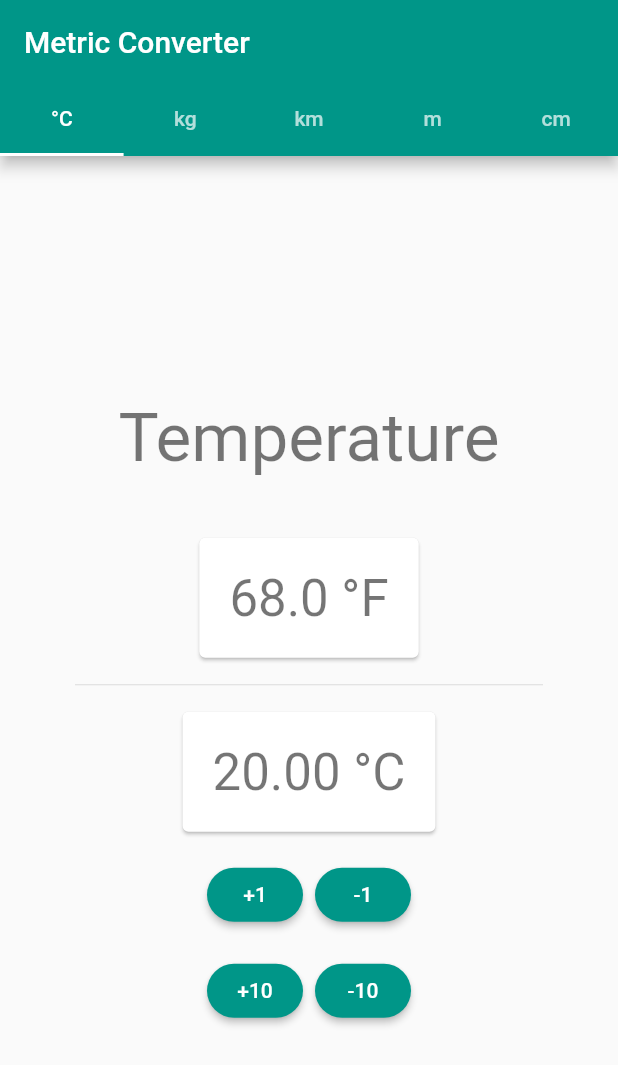
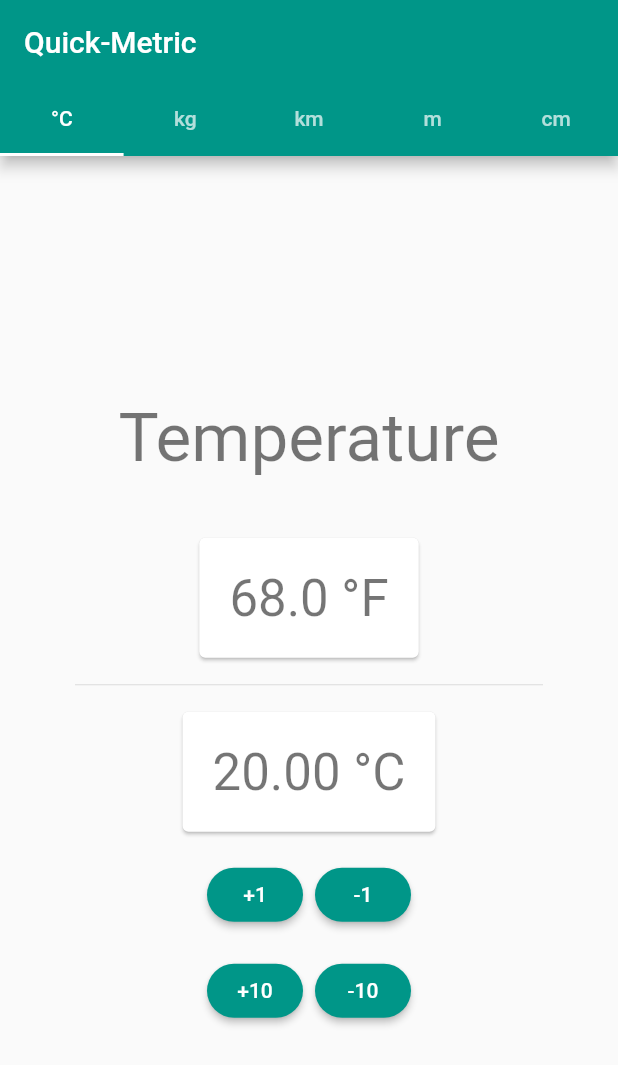
Before and after one commit to jvanord/metric-converter, a Flutter app: the screen it shows after launch, on a phone screen of 412 x 824 dp. Shown: the top 1065 px of the screen. Run offline on Flutter 3.47's test engine with Material 2 defaults, Android fonts, the phone set to English and light mode, and no system bars.

Commit message:
new app name

```diff
--- a/metric_converter/lib/main.dart
+++ b/metric_converter/lib/main.dart
@@ -7,11 +7,11 @@ class MyApp extends StatelessWidget {
   @override
   Widget build(BuildContext context) {
     return MaterialApp(
-      title: 'Metric Converter',
+      title: 'Quick-Metric',
       theme: ThemeData(
         primarySwatch: Colors.teal,
       ),
-      home: TabbedHomeWidget(title: 'Metric Converter'),
+      home: TabbedHomeWidget(title: 'Quick-Metric'),
     );
   }
 }
```
